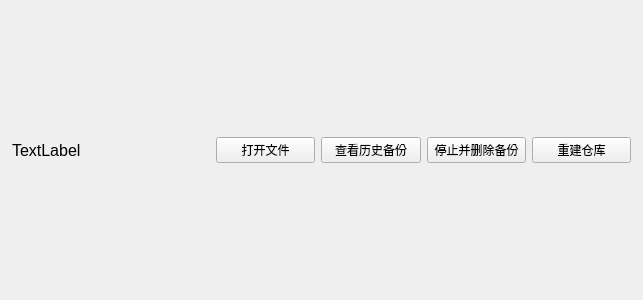
Old version of the form windows/mainwindow_child/homepage/trackfiles/homepagechild_trackfile.ui in the repository Zao-chen/ZcVersionBox.
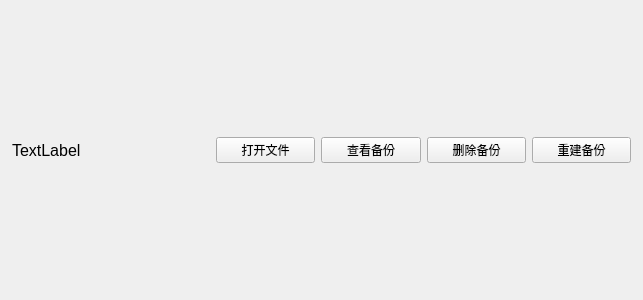
New version of the form. Custom widgets are drawn as their Qt base class.

Commit message: feat: 更新按钮文本以更清晰地描述功能

What changed in the file:
```diff
--- a/windows/mainwindow_child/homepage/trackfiles/homepagechild_trackfile.ui
+++ b/windows/mainwindow_child/homepage/trackfiles/homepagechild_trackfile.ui
@@ -72,21 +72,21 @@
       <item>
        <widget class="ElaPushButton" name="pushButton_Backup">
         <property name="text">
-         <string>查看历史备份</string>
+         <string>查看备份</string>
         </property>
        </widget>
       </item>
       <item>
        <widget class="ElaPushButton" name="pushButton_RemoveTrack">
         <property name="text">
-         <string>停止并删除备份</string>
+         <string>删除备份</string>
         </property>
        </widget>
       </item>
       <item>
        <widget class="ElaPushButton" name="pushButton_Rebuild">
         <property name="text">
-         <string>重建仓库</string>
+         <string>重建备份</string>
         </property>
        </widget>
       </item>
```
